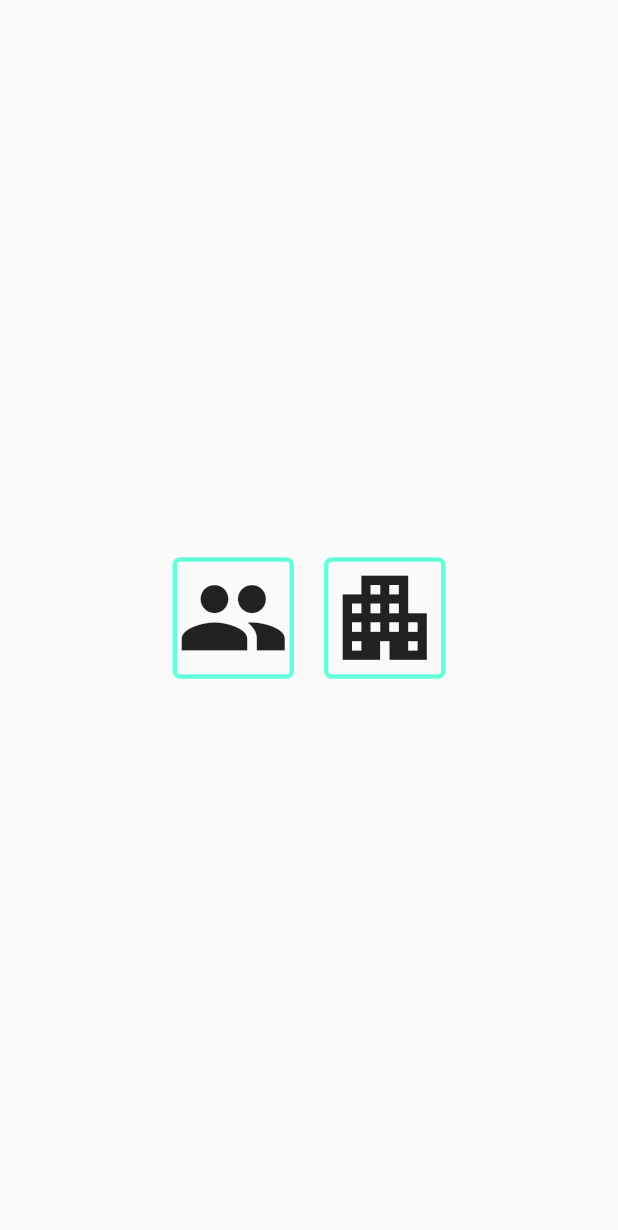
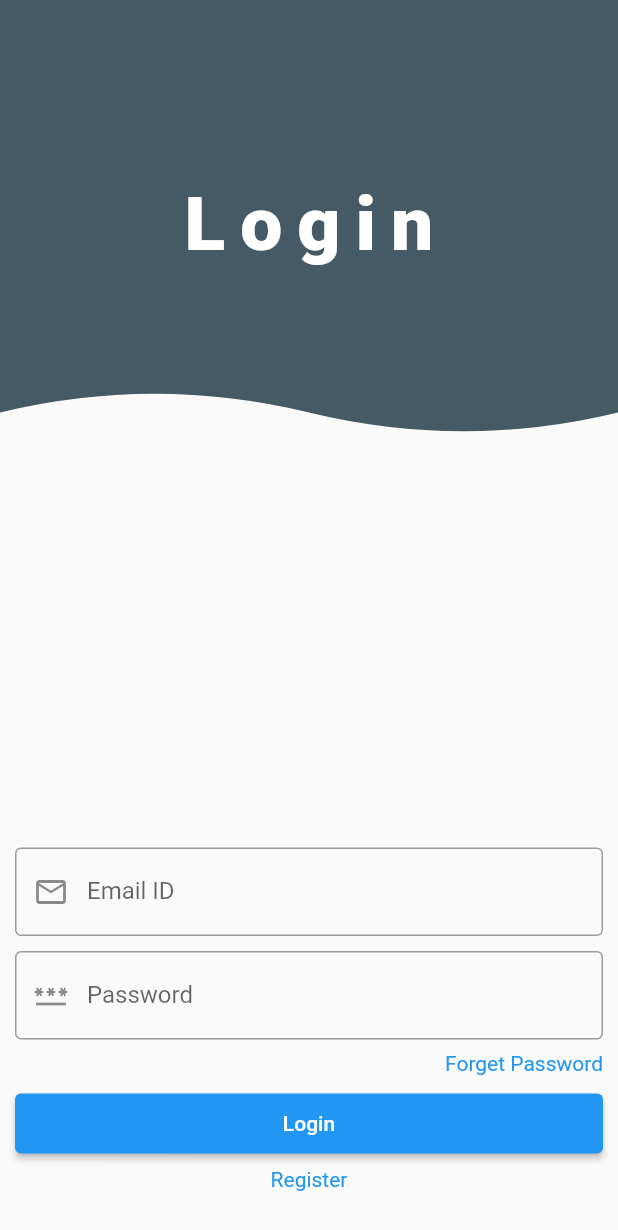
Before and after one commit to ifshaulhaque/books_cafe, a Flutter app: the screen it shows after launch, on a phone screen of 412 x 824 dp. Shown: the top 1230 px of the screen. Run offline on Flutter 3.47's test engine with Material 2 defaults, Android fonts, the phone set to English and light mode, and no system bars.

Commit message:
Design StudentOrInstitute.dart - updated LoginActivity.dart - added

```diff
--- /dev/null
+++ b/lib/Ui/Login/LoginActivity.dart
@@ -0,0 +1,91 @@
+import 'package:books_cafe/UiDesign/Designs.dart';
+import 'package:flutter/material.dart';
+
+class LoginActivity extends StatelessWidget {
+  @override
+  Widget build(BuildContext context) {
+    return Scaffold(
+      body: Column(
+        children: [
+          ClipPath(
+            clipper: BackgroundClipper(),
+            child: Container(
+              width: double.infinity,
+              height: 300,
+              color: Colors.blueGrey[700],
+              child: Center(
+                child: Text(
+                  'Login',
+                  style: TextStyle(
+                    fontSize: 50,
+                    fontWeight: FontWeight.w900,
+                    color: Colors.white,
+                    letterSpacing: 10,
+                  ),
+                ),
+              ),
+            ),
+          ),
+          Expanded(
+            child: Container(
+              margin: EdgeInsets.fromLTRB(0, 0, 0, 30),
+              child: Column(
+                mainAxisAlignment: MainAxisAlignment.end,
+                // crossAxisAlignment: CrossAxisAlignment.end,
+                children: [
+                  TextFieldWithOutlinedBorder(
+                    "Email ID",
+                    Icon(Icons.email_outlined),
+                  ),
+                  TextFieldWithOutlinedBorder(
+                    "Password",
+                    Icon(Icons.password_outlined),
+                  ),
+                  Container(
+                    alignment: Alignment.centerRight,
+                    margin: EdgeInsets.fromLTRB(0, 3, 10, 3),
+                    child: Text(
+                      'Forget Password',
+                      style: TextStyle(
+                        color: Colors.blue,
+                      ),
+                    ),
+                  ),
+                  ElevatedButtonNormal("Login"),
+                  Text(
+                    'Register',
+                    style: TextStyle(
+                      color: Colors.blue,
+                    ),
+                  ),
+                ],
+              ),
+            ),
+          ),
+        ],
+      ),
+    );
+  }
+
+}
+
+class BackgroundClipper extends CustomClipper<Path> {
+  @override
+  getClip(Size size) {
+    Path path = Path();
+    path.lineTo(0, 0);
+    path.lineTo(0, size.height - 25);
+    path.quadraticBezierTo(size.width * 0.25, size.height - 50,
+        size.width * 0.5, size.height - 25);
+    path.quadraticBezierTo(
+        size.width * 0.75, size.height, size.width, size.height - 25);
+    path.lineTo(size.width, size.height - 25);
+    path.lineTo(size.width, 0);
+    return path;
+  }
+
+  @override
+  bool shouldReclip(covariant CustomClipper oldClipper) {
+    return false;
+  }
+}
--- a/lib/Ui/Login/StudentOrInstitute.dart
+++ b/lib/Ui/Login/StudentOrInstitute.dart
@@ -1,71 +1,78 @@
 import 'package:books_cafe/Ui/Institute/InstituteMainActivity.dart';
 import 'package:books_cafe/Ui/Student/StudentMainActivity.dart';
+import 'package:books_cafe/UiDesign/Designs.dart';
+import 'package:flutter/cupertino.dart';
 import 'package:flutter/material.dart';
 
 class StudentOrInstitute extends StatelessWidget {
   @override
   Widget build(BuildContext context) {
     return Scaffold(
-      body: Center(
+      body: Column(
+        children: [
+          ClipPath(
+            clipper: BackgroundClipper(),
+            child: Container(
+              width: double.infinity,
+              height: 300,
+              color: Colors.lightBlue[900],
+              child: Image.asset(
+                'assets/library.jpg',
+                fit: BoxFit.fill,
+                width: 75,
+                height: 75,
+              ),
+            ),
+          ),
+          Expanded(
             child: Row(
               mainAxisAlignment: MainAxisAlignment.center,
+              crossAxisAlignment: CrossAxisAlignment.center,
               children: [
-            Container(
-              margin: EdgeInsets.all(
-                10,
-              ),
-              decoration: BoxDecoration(
-                border: Border.all(
-                  color: Colors.tealAccent,
-                  width: 3,
-                ),
-                borderRadius: BorderRadius.all(
-                  Radius.circular(5.0)
-                )
-              ),
-              child: GestureDetector(
+                GestureDetector(
+                  child: ImageTextCard('assets/student.png', "Student"),
                   onTap: () {
                     Navigator.pushReplacement(
                     context,
-                      MaterialPageRoute(builder: (context) => StudentMainActivity()),
+                    MaterialPageRoute(builder: (context) => StudentMainActivity())
                     );
-                },
-                child: Icon(
-                  Icons.group,
-                  size: 75,
+                  }
                 ),
-              ),
-            ),
-            Container(
-              margin: EdgeInsets.all(
-                10,
-              ),
-              decoration: BoxDecoration(
-                  border: Border.all(
-                    color: Colors.tealAccent,
-                    width: 3,
-                  ),
-                  borderRadius: BorderRadius.all(
-                      Radius.circular(5.0)
-                  )
-              ),
-              child: GestureDetector(
+                GestureDetector(
+                  child: ImageTextCard('assets/university.png', "Institute"),
                   onTap: () {
                     Navigator.pushReplacement(
                         context,
-                      MaterialPageRoute(builder: (context) => InstituteMainActivity()),
+                        MaterialPageRoute(builder: (context) => StudentMainActivity())
                     );
-                },
-                child: Icon(
-                  Icons.apartment,
-                  size: 75,
+                  }
                 ),
+              ],
             ),
           ),
         ],
       ),
-      ),
     );
   }
+}
 
+class BackgroundClipper extends CustomClipper<Path> {
+  @override
+  getClip(Size size) {
+    Path path = Path();
+    path.lineTo(0, 0);
+    path.lineTo(0, size.height - 25);
+    path.quadraticBezierTo(size.width * 0.25, size.height - 50,
+        size.width * 0.5, size.height - 25);
+    path.quadraticBezierTo(
+        size.width * 0.75, size.height, size.width, size.height - 25);
+    path.lineTo(size.width, size.height - 25);
+    path.lineTo(size.width, 0);
+    return path;
   }
+
+  @override
+  bool shouldReclip(covariant CustomClipper oldClipper) {
+    return false;
+  }
+}
--- /dev/null
+++ b/lib/UiDesign/Designs.dart
@@ -0,0 +1,96 @@
+import 'package:flutter/cupertino.dart';
+import 'package:flutter/material.dart';
+
+class ImageTextCard extends StatelessWidget {
+
+  var image;
+  var title;
+
+
+  ImageTextCard(this.image, this.title);
+
+  @override
+  Widget build(BuildContext context) {
+    return Column(
+      crossAxisAlignment: CrossAxisAlignment.center,
+      mainAxisAlignment: MainAxisAlignment.center,
+      children: [
+        Container(
+          margin: EdgeInsets.all(
+            10,
+          ),
+          decoration: BoxDecoration(
+              border: Border.all(
+                color: Colors.blueGrey.shade900,
+                width: 3,
+              ),
+              borderRadius: BorderRadius.all(
+                  Radius.circular(5.0)
+              )
+          ),
+          child: Image.asset(
+            image,
+            width: 100,
+            height: 100,
+          ),
+        ),
+        Text(
+          title,
+          style: TextStyle(
+            fontSize: 26,
+            fontWeight: FontWeight.w500,
+          ),
+        ),
+      ],
+    );
+
+  }
+
+}
+
+class TextFieldWithOutlinedBorder extends StatelessWidget {
+
+  var labelText;
+  var suffixIcon;
+
+  TextFieldWithOutlinedBorder(this.labelText, this.suffixIcon);
+
+  @override
+  Widget build(BuildContext context) {
+    return Container(
+      margin: EdgeInsets.fromLTRB(10, 5, 10, 5),
+      child: TextField(
+        decoration: InputDecoration(
+          border: OutlineInputBorder(),
+          labelText: labelText,
+          prefixIcon: suffixIcon,
+        ),
+      ),
+    );
+  }
+
+}
+
+class ElevatedButtonNormal extends StatelessWidget {
+
+  var btnText;
+
+  ElevatedButtonNormal(this.btnText);
+
+  @override
+  Widget build(BuildContext context) {
+    return Container(
+      margin: EdgeInsets.fromLTRB(10, 5, 10, 5),
+      child: ElevatedButton(
+        onPressed: () {},
+        child: Text(
+          btnText
+        ),
+        style: ElevatedButton.styleFrom(
+          minimumSize: Size.fromHeight(40),
+        ),
+      ),
+    );
+  }
+
+}
--- a/lib/main.dart
+++ b/lib/main.dart
@@ -1,3 +1,4 @@
+import 'package:books_cafe/Ui/Login/LoginActivity.dart';
 import 'package:books_cafe/Ui/Login/StudentOrInstitute.dart';
 import 'package:books_cafe/Ui/Student/StudentMainActivity.dart';
 import 'package:flutter/material.dart';
@@ -28,7 +29,7 @@ class MyApp extends StatelessWidget {
         // is not restarted.
         primarySwatch: Colors.blue,
       ),
-      home: StudentOrInstitute(),
+      home: LoginActivity(),
     );
   }
 }
--- a/pubspec.yaml
+++ b/pubspec.yaml
@@ -58,7 +58,8 @@ flutter:
   uses-material-design: true
 
   # To add assets to your application, add an assets section, like this:
-  # assets:
+  assets:
+    - assets/
   #   - images/a_dot_burr.jpeg
   #   - images/a_dot_ham.jpeg
 
```
Also changed, not shown: assets/books.png (added), assets/student.png (added), assets/university.png (added), pubspec.lock, 1 other file. Lines whose indentation alone changed are shown as unchanged.
